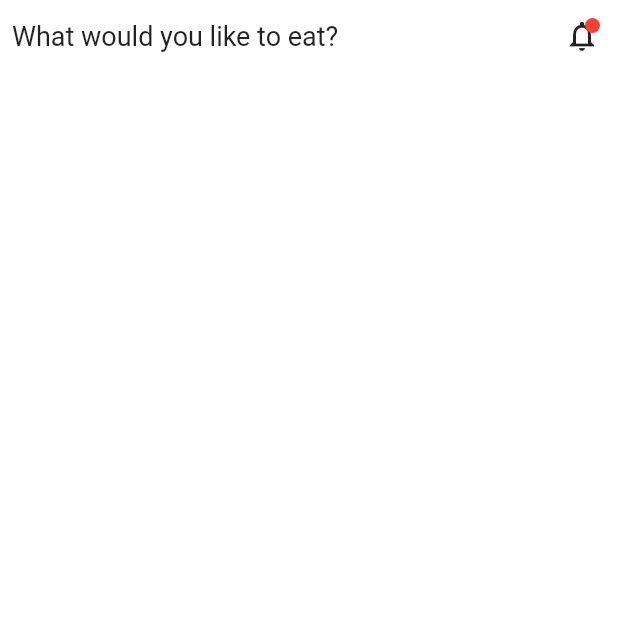
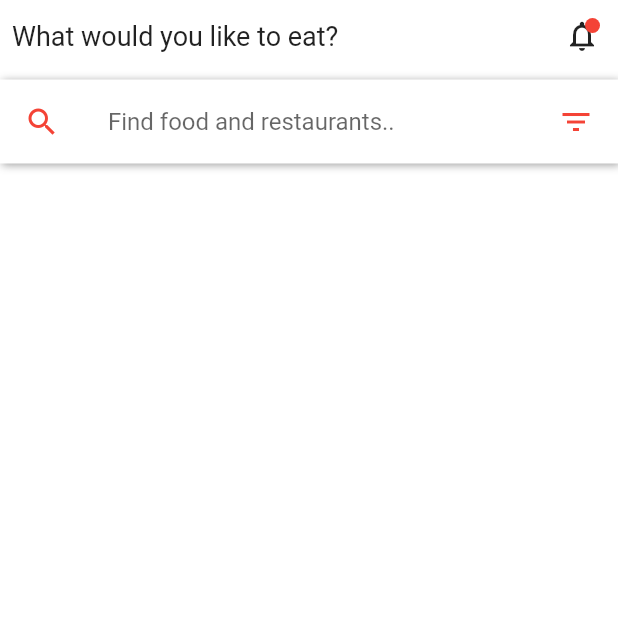
Before and after one commit to Crawford30/food_app_flutter, a Flutter app: the screen it shows after launch, on a phone screen of 412 x 824 dp, the top half of it. Run offline on Flutter 3.47's test engine with Material 2 defaults, Android fonts, the phone set to English and light mode, and no system bars.

Commit message:
search bar

```diff
--- a/lib/home.dart
+++ b/lib/home.dart
@@ -13,6 +13,7 @@ class _HomeState extends State<Home> {
       body: SafeArea(
         child: ListView(
           children: <Widget>[
+            //========Nav Bar ====
             Row(
               mainAxisAlignment: MainAxisAlignment.spaceBetween,
               children: <Widget> [
@@ -38,8 +39,36 @@ class _HomeState extends State<Home> {
                   ],
 
                 ),
+
               ],
             ),
+
+             //======SPACE ======
+            SizedBox(height: 5,),  //adds space
+
+            //====SEARCH BOX =====
+            Container(
+              decoration: BoxDecoration(
+                  color: white,
+                  boxShadow: [
+                    BoxShadow(
+                        color: grey,
+                        offset: Offset(1,1),
+                        blurRadius: 4
+                    )
+                  ]
+              ),
+              child: ListTile(
+                leading: Icon(Icons.search, color: red,),
+                title: TextField(
+                  decoration: InputDecoration(
+                    hintText: "Find food and restaurants..",
+                    border: InputBorder.none,
+                  ),
+                ),
+                trailing: Icon(Icons.filter_list, color: red,),
+              ),
+            )
 
 
           ],
```
